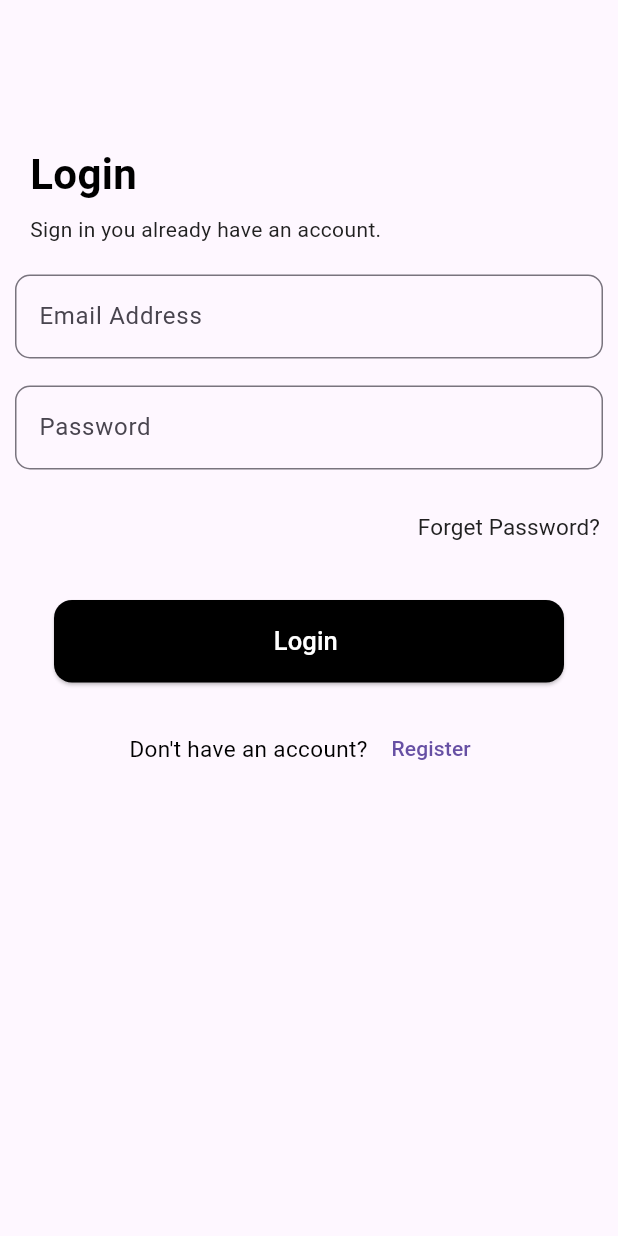
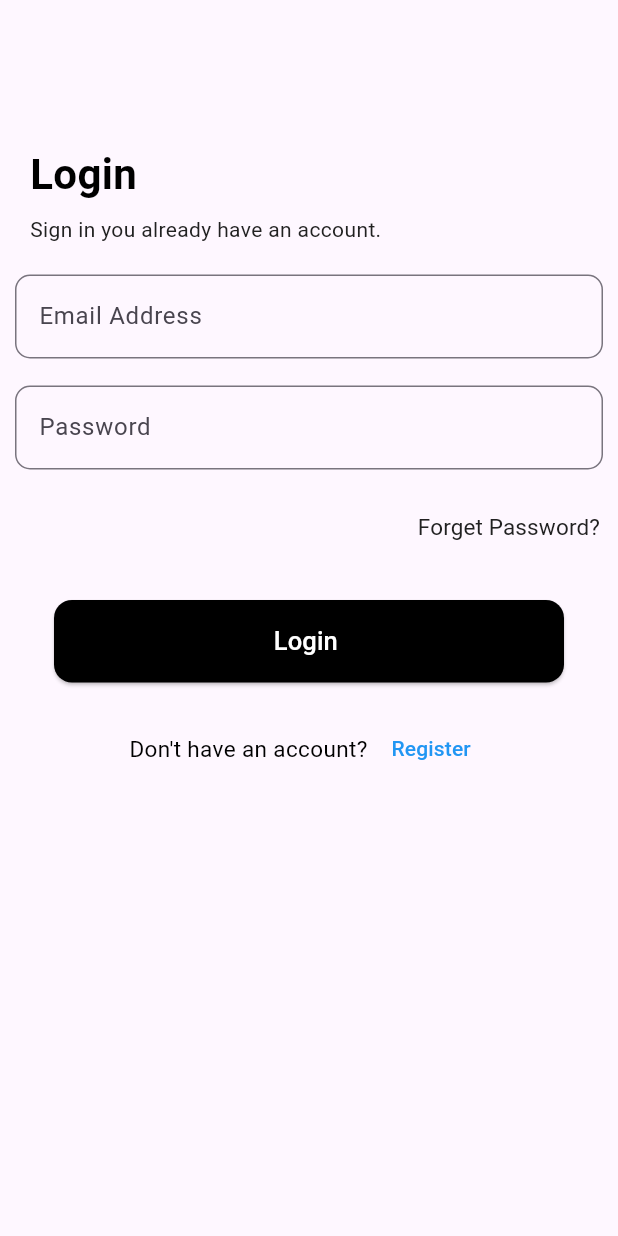
Before and after one commit to Ammar2000-Matarieh/Screen_Auth, a Flutter app: the screen it shows after launch, on a phone screen of 412 x 824 dp. Run offline on Flutter 3.47's test engine with Material 3 defaults, Android fonts, the phone set to English and light mode, and no system bars.

Commit message:
Update project 2024

```diff
--- a/lib/widgets/login_main_widget.dart
+++ b/lib/widgets/login_main_widget.dart
@@ -96,7 +96,9 @@ class _LoginWidgetMainState extends State<LoginWidgetMain> {
                       "Don't have an account? ",
                       style: TextStyle(fontSize: 15, color: Colors.black),
                     ),
-                    TextButton(onPressed: () {}, child: const Text("Register"))
+                    TextButton(onPressed: () {}, child: const Text("Register",style: TextStyle(
+                      color: Colors.blue
+                    ),))
                   ]),
             ],
           ),
```
Also changed, not shown: lib/screens/forget_password.dart (added, +21 -0 lines), pubspec.yaml (+1 -11 lines), pubspec.lock.
